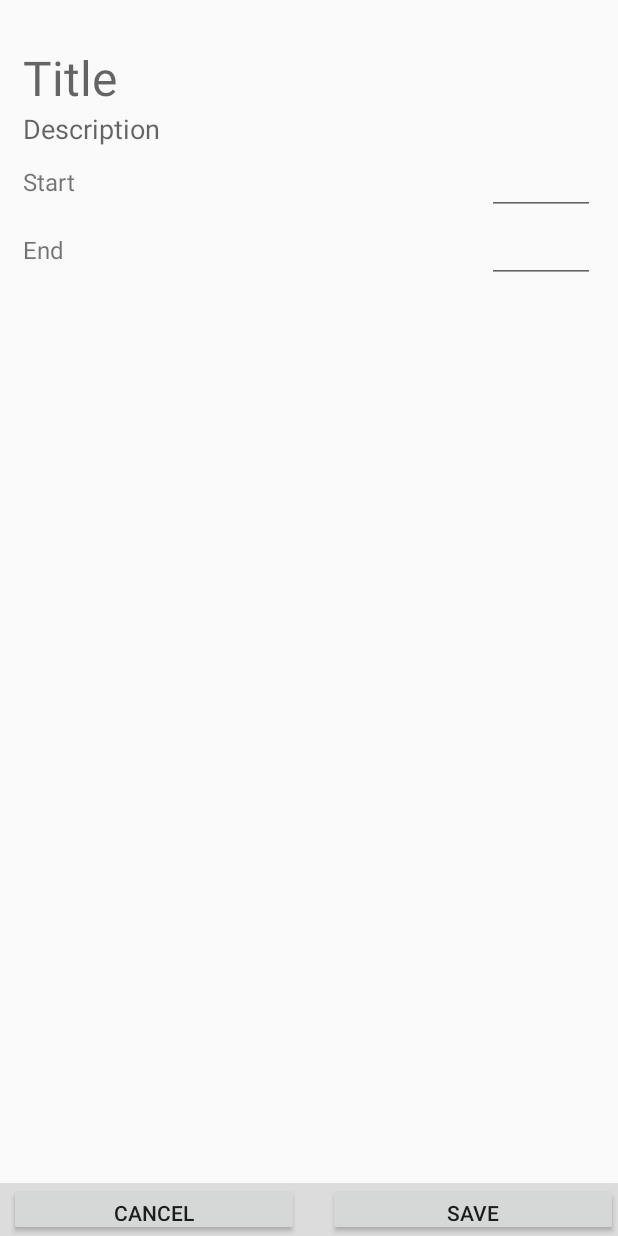
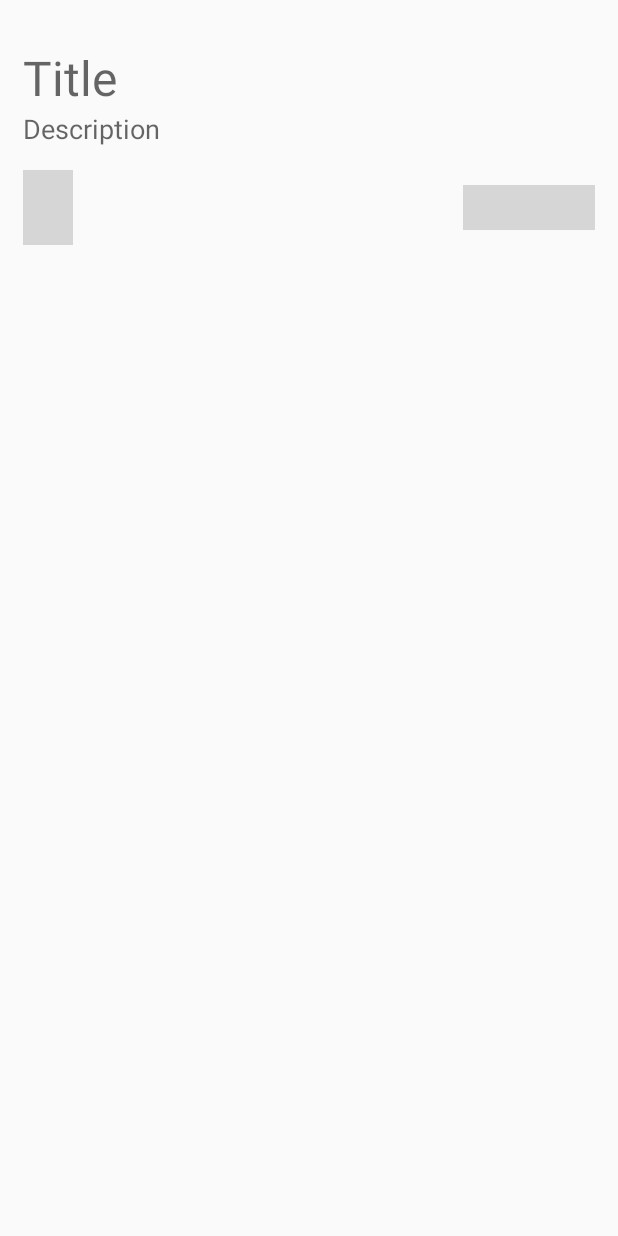
Before and after one commit to Pf0n1X/GetMoreDone, an Android app: the layout activity_new_task.xml on its own in the app's theme, with its tools: preview values and no code run, on a phone screen of 412 x 824 dp. Run offline under Robolectric (Android 15) with nearby library versions, the phone set to English and light mode, and no system bars; grey boxes are pictures that could not be loaded.

Commit message:
- Finish new task bottom sheet - Remove start and end date and times from tasks and leave only a simple date. - Also the date will be handled by SAP's date system(yyyyMMdd).

```diff
--- a/app/src/main/java/com/pf0n1x/getmoredone/adapters/StoreListAdapter.java
+++ b/app/src/main/java/com/pf0n1x/getmoredone/adapters/StoreListAdapter.java
@@ -10,7 +10,6 @@ import androidx.annotation.NonNull;
 import androidx.databinding.DataBindingUtil;
 import androidx.databinding.ViewDataBinding;
 import androidx.recyclerview.widget.RecyclerView;
-
 import com.google.firebase.auth.FirebaseAuth;
 import com.google.firebase.database.DatabaseReference;
 import com.google.firebase.database.FirebaseDatabase;
--- a/app/src/main/res/drawable/ic_pick_date.xml
+++ b/app/src/main/res/drawable/ic_pick_date.xml
@@ -4,6 +4,6 @@
         android:viewportWidth="24.0"
         android:viewportHeight="24.0">
     <path
-        android:fillColor="#FF000000"
+        android:fillColor="@color/colorAccent"
         android:pathData="M9,11L7,11v2h2v-2zM13,11h-2v2h2v-2zM17,11h-2v2h2v-2zM19,4h-1L18,2h-2v2L8,4L8,2L6,2v2L5,4c-1.11,0 -1.99,0.9 -1.99,2L3,20c0,1.1 0.89,2 2,2h14c1.1,0 2,-0.9 2,-2L21,6c0,-1.1 -0.9,-2 -2,-2zM19,20L5,20L5,9h14v11z"/>
 </vector>
--- a/app/src/main/res/layout/achievement.xml
+++ b/app/src/main/res/layout/achievement.xml
@@ -61,7 +61,6 @@
                 app:progressView_labelSize="13sp"
                 app:progressView_labelSpace="10dp"
                 app:progressView_labelTypeface="bold"
-                app:progressView_max="100"
                 app:progressView_padding="1dp"
                 app:progressView_progress="0"
                 app:progressView_radius="12dp" />
--- a/app/src/main/res/layout/activity_new_task.xml
+++ b/app/src/main/res/layout/activity_new_task.xml
@@ -1,11 +1,15 @@
 <?xml version="1.0" encoding="utf-8"?>
-<RelativeLayout xmlns:android="http://schemas.android.com/apk/res/android"
+<androidx.core.widget.NestedScrollView xmlns:android="http://schemas.android.com/apk/res/android"
     xmlns:app="http://schemas.android.com/apk/res-auto"
     xmlns:tools="http://schemas.android.com/tools"
+    android:layout_width="wrap_content"
+    android:layout_height="wrap_content"
+    tools:context=".NewTaskBottomSheetDialog">
+
+    <RelativeLayout
         android:layout_width="match_parent"
-    android:layout_height="match_parent"
-    android:orientation="vertical"
-    tools:context=".NewTaskActivity">
+        android:layout_height="wrap_content"
+        android:orientation="vertical">
 
         <!--TODO: Extract string resources-->
         <EditText
@@ -22,103 +26,47 @@
             android:id="@+id/edit_text_na_desc"
             android:layout_width="match_parent"
             android:layout_height="wrap_content"
+            android:layout_below="@+id/edit_text_na_title"
             android:layout_marginLeft="15dp"
-        android:layout_below="@+id/edit_text_na_title"
             android:background="@null"
             android:hint="Description" />
 
         <androidx.constraintlayout.widget.ConstraintLayout
-        android:id="@+id/start_date_layout"
             android:layout_width="match_parent"
             android:layout_height="wrap_content"
-        android:layout_below="@+id/edit_text_na_desc">
+            android:layout_below="@+id/edit_text_na_desc"
+            android:layout_marginStart="15dp"
+            android:layout_marginTop="15dp"
+            android:layout_marginEnd="15dp"
+            android:layout_marginBottom="0dp">
 
-        <TextView
-            android:id="@+id/text_view_na_start_date"
+            <Button
+                android:id="@+id/save_na_button"
+                style="?android:attr/borderlessButtonStyle"
                 android:layout_width="wrap_content"
-            android:layout_height="wrap_content"
-            android:layout_marginLeft="15dp"
-            android:text="Start"
-            android:textSize="16sp"
-            app:layout_constraintBottom_toBottomOf="parent"
-            app:layout_constraintStart_toStartOf="parent"
-            app:layout_constraintTop_toTopOf="parent" />
-
-        <EditText
-            android:id="@+id/edit_text_na_start_date"
-            android:layout_width="72sp"
-            android:layout_height="wrap_content"
-            android:layout_marginRight="15dp"
-            android:layout_alignBottom="@+id/start_date_layout"
-            android:focusable="false"
-            android:inputType="date"
+                android:layout_height="30dp"
+                android:background="@color/transparent"
+                android:text="Save"
+                android:textColor="@color/colorAccent"
                 app:layout_constraintBottom_toBottomOf="parent"
                 app:layout_constraintEnd_toEndOf="parent"
-            app:layout_constraintTop_toTopOf="parent" />
-
-    </androidx.constraintlayout.widget.ConstraintLayout>
-
-    <androidx.constraintlayout.widget.ConstraintLayout
-        android:id="@+id/end_date_layout"
-        android:layout_width="match_parent"
-        android:layout_height="wrap_content"
-        android:layout_below="@id/start_date_layout">
-
-        <TextView
-            android:id="@+id/text_view_na_end_date"
-            android:layout_width="wrap_content"
-            android:layout_height="wrap_content"
-            android:layout_marginLeft="15dp"
-            android:text="End"
-            android:textSize="16sp"
-            app:layout_constraintBottom_toBottomOf="parent"
-            app:layout_constraintStart_toStartOf="parent"
-            app:layout_constraintTop_toTopOf="parent" />
-
-        <EditText
-            android:id="@+id/edit_text_na_end_date"
-            android:layout_width="72sp"
-            android:layout_height="wrap_content"
-            android:layout_marginRight="15dp"
-            android:layout_alignBottom="@+id/end_date_layout"
-            android:focusable="false"
-            android:inputType="date"
-            app:layout_constraintBottom_toBottomOf="parent"
-            app:layout_constraintEnd_toEndOf="parent"
-            app:layout_constraintTop_toTopOf="parent" />
-
-    </androidx.constraintlayout.widget.ConstraintLayout>
-
-    <androidx.constraintlayout.widget.ConstraintLayout
-        android:layout_width="match_parent"
-        android:layout_height="wrap_content"
-        android:layout_alignParentBottom="true"
-        android:background="?attr/colorControlHighlight">
-
-        <Button
-            android:id="@+id/cancel_na_button"
-            android:layout_width="193dp"
-            android:layout_height="35dp"
-            android:layout_marginEnd="13dp"
-            android:layout_marginRight="13dp"
-            android:text="Cancel"
-            android:onClick="onCancelTask"
-            app:layout_constraintBottom_toBottomOf="parent"
-            app:layout_constraintEnd_toStartOf="@+id/save_na_button"
-            app:layout_constraintHorizontal_bias="0.5"
-            app:layout_constraintStart_toStartOf="parent"
+                app:layout_constraintRight_toRightOf="parent"
                 app:layout_constraintTop_toTopOf="parent" />
 
             <Button
-            android:id="@+id/save_na_button"
-            android:layout_width="193dp"
-            android:layout_height="35dp"
-            android:text="Save"
-            android:onClick="onSaveTask"
+                android:id="@+id/button_date"
+                style="?android:attr/borderlessButtonStyle"
+                android:layout_width="33dp"
+                android:layout_height="50dp"
+                android:background="@color/transparent"
+                android:drawableLeft="@drawable/ic_pick_date"
+                android:textColor="@color/colorPrimary"
                 app:layout_constraintBottom_toBottomOf="parent"
-            app:layout_constraintEnd_toEndOf="parent"
+                app:layout_constraintLeft_toLeftOf="parent"
                 app:layout_constraintTop_toTopOf="parent" />
 
         </androidx.constraintlayout.widget.ConstraintLayout>
 
     </RelativeLayout>
+
+</androidx.core.widget.NestedScrollView>
--- a/app/src/main/res/layout/task.xml
+++ b/app/src/main/res/layout/task.xml
@@ -53,6 +53,7 @@
         <CheckBox
             android:id="@+id/checkBox"
             android:checked="@{task.is_done}"
+            android:enabled="@{!task.is_done}"
             android:layout_width="wrap_content"
             android:layout_height="50dp"
             android:layout_alignParentTop="true"
--- a/app/src/main/res/values/styles.xml
+++ b/app/src/main/res/values/styles.xml
@@ -9,6 +9,7 @@
         <item name="colorPrimary">@color/colorMainBG</item>
         <item name="colorPrimaryDark">@color/colorPrimaryDark</item>
         <item name="colorAccent">@color/colorAccent</item>
+        <item name="bottomSheetDialogTheme">@style/BottomSheetDialogTheme</item>
     </style>
 
     <style name="AppTheme.NoActionBar">
@@ -24,4 +25,10 @@
     <style name="AppTheme.PopupOverlay"
         parent="ThemeOverlay.AppCompat.Light" />
 
+    <style name="BottomSheetDialogTheme" parent="Theme.Design.Light.BottomSheetDialog">
+        <item name="android:windowIsFloating">false</item>
+        <item name="android:windowSoftInputMode">adjustResize</item>
+        <item name="android:statusBarColor">@android:color/transparent</item>
+    </style>
+
 </resources>
```
Also changed, not shown: app/build.gradle (+4 -4 lines), app/src/main/java/com/pf0n1x/getmoredone/NewTaskActivity.java (deleted, +0 -134 lines), app/src/main/java/com/pf0n1x/getmoredone/NewTaskBottomSheetDialog.java (added, +131 -0 lines), app/src/main/java/com/pf0n1x/getmoredone/adapters/TaskListAdapter.java (+13 -0 lines), app/src/main/java/com/pf0n1x/getmoredone/entities/Task.java (+15 -47 lines), app/src/main/java/com/pf0n1x/getmoredone/fragments/TasksFragment.java (+31 -16 lines), app/src/main/res/drawable/ic_date_range.xml (added, +9 -0 lines), 1 other file. Lines whose indentation alone changed are shown as unchanged.
